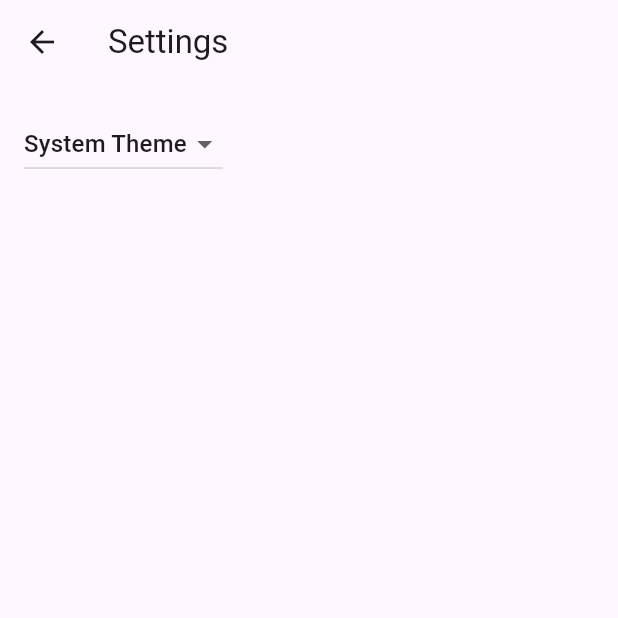
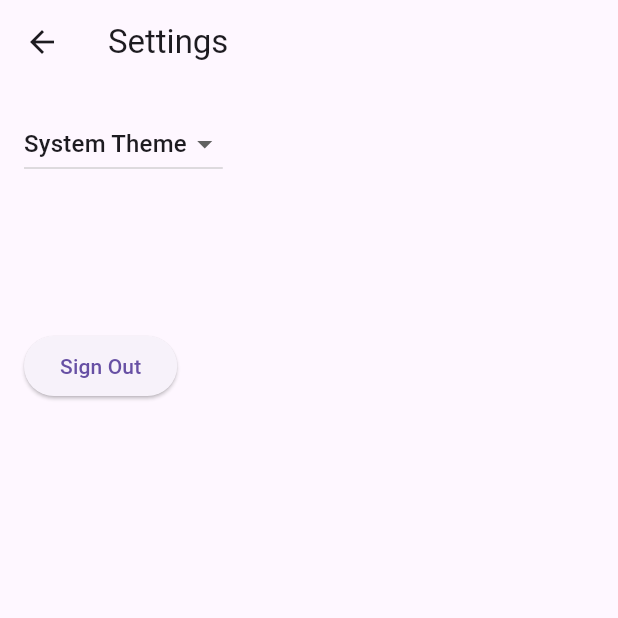
Before and after one commit to 01kg/flutter_improved_skeleton_application, a Flutter app: the SettingsView screen opened directly, on a phone screen of 412 x 824 dp, the top half of it. Run offline on Flutter 3.47's test engine with Material 3 defaults, Android fonts, the light colour scheme and no system bars; our stand-ins replace flutter_dotenv, flutter_riverpod, freezed_annotation, riverpod_annotation, supabase_flutter; accounts and stored records are empty; generated files the repository leaves out were written again; network calls fail.

Commit message:
move Signout btn to  Settings remove debug banner

```diff
--- a/lib/app.dart
+++ b/lib/app.dart
@@ -29,6 +29,7 @@ class MyApp extends ConsumerWidget {
     // The ListenableBuilder Widget listens to the SettingsController for changes.
     // Whenever the user updates their settings, the MaterialApp is rebuilt.
     return MaterialApp(
+      debugShowCheckedModeBanner: false,
       // Providing a restorationScopeId allows the Navigator built by the
       // MaterialApp to restore the navigation stack when a user leaves and
       // returns to the app after it has been killed while running in the
@@ -69,11 +70,10 @@ class MyApp extends ConsumerWidget {
         return MaterialPageRoute<void>(
           settings: routeSettings,
           builder: (BuildContext context) {
-
             final user = ref.watch(supabaseAuthProvider);
 
             if (user == null) {
-            // if (authEvent.value?.event != AuthChangeEvent.signedIn) {
+              // if (authEvent.value?.event != AuthChangeEvent.signedIn) {
               if (routeSettings.name == SignupView.routeName) {
                 return const SignupView();
               }
--- a/lib/views/settings_view.dart
+++ b/lib/views/settings_view.dart
@@ -1,7 +1,7 @@
 import 'package:flutter/material.dart';
 import 'package:flutter_riverpod/flutter_riverpod.dart';
 import 'package:flutter_skeleton_application_improved/providers/app_preferences.dart';
-
+import 'package:flutter_skeleton_application_improved/providers/supabase_auth.dart';
 
 /// Displays the various settings that can be customized by the user.
 ///
@@ -12,10 +12,8 @@ class SettingsView extends ConsumerWidget {
 
   static const routeName = '/settings';
 
-
   @override
   Widget build(BuildContext context, WidgetRef ref) {
-
     final appPreferences = ref.watch(appPreferencesProvider);
 
     return Scaffold(
@@ -28,13 +26,18 @@ class SettingsView extends ConsumerWidget {
         //
         // When a user selects a theme from the dropdown list, the
         // SettingsController is updated, which rebuilds the MaterialApp.
-        child: DropdownButton<ThemeMode>(
+        child: Column(
+          crossAxisAlignment: CrossAxisAlignment.start,
+          children: [
+            DropdownButton<ThemeMode>(
               // Read the selected themeMode from the controller
               value: appPreferences.themeMode,
               // Call the updateThemeMode method any time the user selects a theme.
               onChanged: (ThemeMode? newThemeMode) {
                 if (newThemeMode != null) {
-              ref.read(appPreferencesProvider.notifier).toggleThemeMode(newThemeMode);
+                  ref
+                      .read(appPreferencesProvider.notifier)
+                      .toggleThemeMode(newThemeMode);
                 }
               },
               items: const [
@@ -52,6 +55,22 @@ class SettingsView extends ConsumerWidget {
                 )
               ],
             ),
+            SizedBox(height: 100),
+            ElevatedButton(
+              onPressed: () async {
+                final jsend =
+                    await ref.read(supabaseAuthProvider.notifier).signOut();
+                ScaffoldMessenger.of(context).showSnackBar(
+                  SnackBar(
+                    content: Text(
+                        jsend.message ?? 'Signed out! No message available'),
+                  ),
+                );
+              },
+              child: const Text('Sign Out'),
+            ),
+          ],
+        ),
       ),
     );
   }
```
Also changed, not shown: lib/views/home_view.dart (+1 -14 lines). Lines whose indentation alone changed are shown as unchanged.
